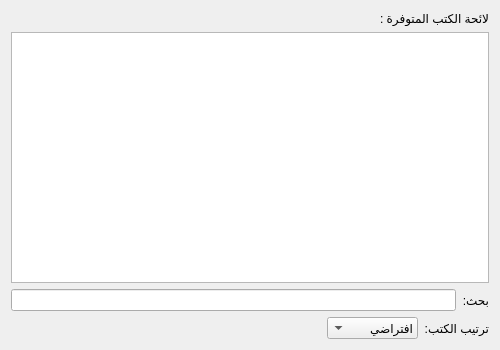
First picture: the form in src/bookslistbrowser.ui, repository boussouira/moltaqa, before the edit.
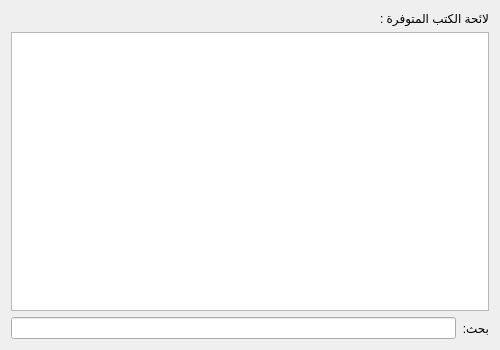
Second picture: the form after the edit.

Commit message: Handle sorting number in the books list browser

What changed in the file:
```diff
--- a/src/bookslistbrowser.ui
+++ b/src/bookslistbrowser.ui
@@ -32,6 +32,12 @@
      <property name="editTriggers">
       <set>QAbstractItemView::NoEditTriggers</set>
      </property>
+     <property name="sortingEnabled">
+      <bool>true</bool>
+     </property>
+     <property name="animated">
+      <bool>true</bool>
+     </property>
     </widget>
    </item>
    <item>
@@ -48,54 +54,6 @@
      </item>
     </layout>
    </item>
-   <item>
-    <layout class="QHBoxLayout" name="horizontalLayout">
-     <item>
-      <widget class="QLabel" name="label_3">
-       <property name="text">
-        <string>ترتيب الكتب:</string>
-       </property>
-      </widget>
-     </item>
-     <item>
-      <widget class="QComboBox" name="comboBox">
-       <item>
-        <property name="text">
-         <string>افتراضي</string>
-        </property>
-       </item>
-       <item>
-        <property name="text">
-         <string>اسم الكتاب</string>
-        </property>
-       </item>
-       <item>
-        <property name="text">
-         <string>المؤلف</string>
-        </property>
-       </item>
-       <item>
-        <property name="text">
-         <string>وفاة المؤلف</string>
-        </property>
-       </item>
-      </widget>
-     </item>
-     <item>
-      <spacer name="horizontalSpacer">
-       <property name="orientation">
-        <enum>Qt::Horizontal</enum>
-       </property>
-       <property name="sizeHint" stdset="0">
-        <size>
-         <width>40</width>
-         <height>20</height>
-        </size>
-       </property>
-      </spacer>
-     </item>
-    </layout>
-   </item>
   </layout>
  </widget>
  <resources/>
```
The commit also changes 2 other files.
